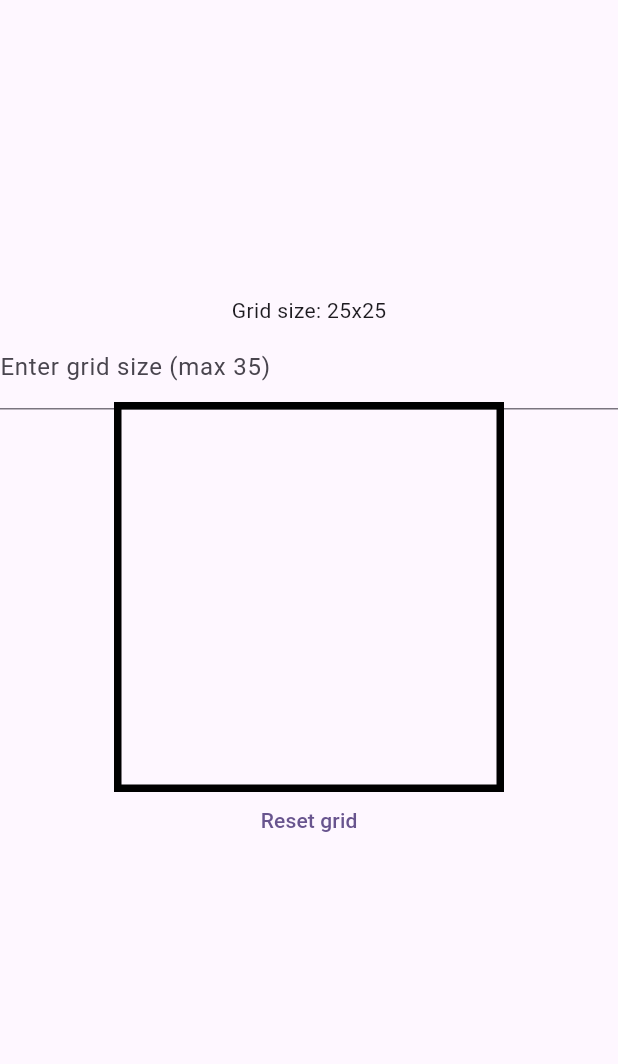
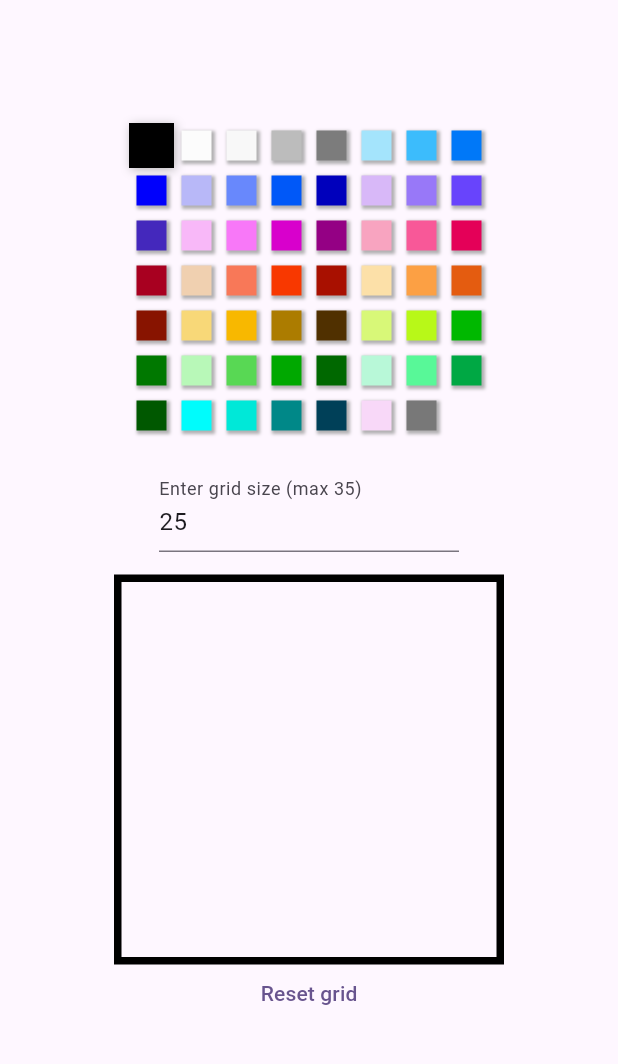
Before and after one commit to Hukutus/pixel_artist, a Flutter app: the screen it shows after launch, on a phone screen of 412 x 824 dp, the part 84-1148 px from its top. Run offline on Flutter 3.47's test engine with Material 3 defaults, Android fonts, the light colour scheme and no system bars.

Commit message:
Add colour picker

```diff
--- a/lib/widgets/art_grid.dart
+++ b/lib/widgets/art_grid.dart
@@ -1,6 +1,8 @@
 import 'package:flutter/material.dart';
 import 'package:flutter/services.dart';
 import 'package:pixel_artist/widgets/pixel.dart';
+
+import 'colour_palette.dart';
 
 class ArtGrid extends StatefulWidget {
   const ArtGrid({
@@ -21,17 +23,19 @@ class _ArtGridState extends State<ArtGrid> {
   int gridSize = 25;
   double pixelSize = 10;
   final int maxGridSize = 35;
+  var colour = Colors.black;
 
   @override
   void initState() {
     super.initState();
     gridSize = widget.gridSize;
     pixelSize = widget.pixelSize;
+    colour = Colors.black;
 
     _generateGrid();
   }
 
-  void _setColor(Offset localPosition) {
+  void _updatePixel(Offset localPosition) {
     double dx = localPosition.dx;
     double dy = localPosition.dy;
 
@@ -46,10 +50,20 @@ class _ArtGridState extends State<ArtGrid> {
 
     pixels = List<Pixel>.generate(
       gridSize * gridSize, (i) => Pixel(
-        color: i == pi ? Colors.black: pixels[i].color,
+        color: i == pi ? colour: pixels[i].color,
         size: pixelSize,
       ),
     );
+
+    setState(() {});
+  }
+
+  void _setColour(Color newColour) {
+    if (colour == newColour) {
+      return;
+    }
+
+    colour = newColour;
 
     setState(() {});
   }
@@ -82,10 +96,18 @@ class _ArtGridState extends State<ArtGrid> {
   Widget build(BuildContext context) {
     return Column(
       children: [
-        Text(
-          'Grid size: ${gridSize}x$gridSize',
+        ConstrainedBox(
+          constraints: BoxConstraints(maxWidth: gridSize * pixelSize),
+          child: ColourPalette(
+            colour: colour,
+            callback: _setColour,
           ),
-      TextField(
+        ),
+        Container(
+          width: 200,
+          margin: EdgeInsets.all(20),
+          child: TextField(
+            controller: TextEditingController(text: gridSize.toString()),
             onChanged: _setGridSize,
             decoration: InputDecoration(labelText: 'Enter grid size (max $maxGridSize)'),
             keyboardType: TextInputType.number,
@@ -94,9 +116,10 @@ class _ArtGridState extends State<ArtGrid> {
               LengthLimitingTextInputFormatter(2),
             ],
           ),
+        ),
       GestureDetector(
-        onPanStart: (e) => _setColor(e.localPosition),
-        onPanUpdate: (e) => _setColor(e.localPosition),
+        onPanStart: (e) => _updatePixel(e.localPosition),
+        onPanUpdate: (e) => _updatePixel(e.localPosition),
         child: ConstrainedBox(
           constraints: BoxConstraints(maxWidth: gridSize * pixelSize),
           child: Container(
--- /dev/null
+++ b/lib/widgets/colour_palette.dart
@@ -0,0 +1,65 @@
+import 'package:flutter/material.dart';
+
+import '../constants/colour_palettes.dart';
+
+class ColourPalette extends StatefulWidget {
+  const ColourPalette(
+      {super.key, required this.colour, required this.callback});
+
+  final Color colour;
+  final Function(Color) callback;
+
+  @override
+  State<ColourPalette> createState() => _ColourPaletteState();
+}
+
+class _ColourPaletteState extends State<ColourPalette> {
+  final palette = nesPalette;
+  final double pickerSize = 20;
+
+  @override
+  Widget build(BuildContext context) {
+    return Wrap(
+      spacing: 0,
+      runSpacing: 0,
+      children: [
+        ...List<GestureDetector>.generate(
+          palette.length,
+          (i) => GestureDetector(
+            onTap: () => widget.callback(palette[i]),
+            child: Container(
+              margin: const EdgeInsets.all(5),
+              decoration: BoxDecoration(
+                color: palette[i],
+                boxShadow: palette[i] == widget.colour
+                    ? [
+                        BoxShadow(
+                          color: Colors.grey.withOpacity(0.8),
+                          spreadRadius: 5,
+                          blurRadius: 5,
+                          offset: Offset(1, 1),
+                        ),
+                        BoxShadow(
+                          color: palette[i],
+                          spreadRadius: 5,
+                          offset: Offset(0, 0),
+                        ),
+                      ]
+                    : [
+                        BoxShadow(
+                          color: Colors.grey.withOpacity(0.8),
+                          spreadRadius: 1,
+                          blurRadius: 1,
+                          offset: Offset(1, 1),
+                        )
+                      ],
+              ),
+              height: pickerSize,
+              width: pickerSize,
+            ),
+          ),
+        ),
+      ],
+    );
+  }
+}
```
Also changed, not shown: lib/constants/colour_palettes.dart (added, +23 -0 lines). Lines whose indentation alone changed are shown as unchanged.
